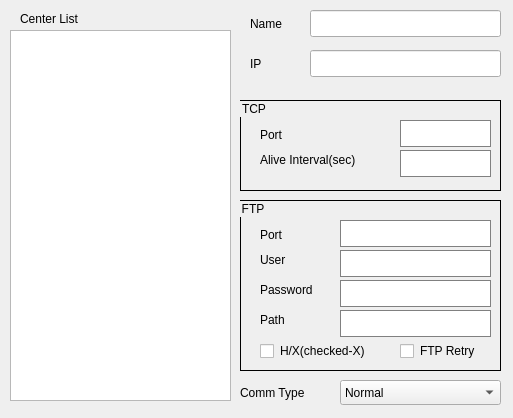
Before: the Qt Designer form centerdlg.ui in ksyoon70/LLPR_EX_FTPClient, drawn with Qt 5.
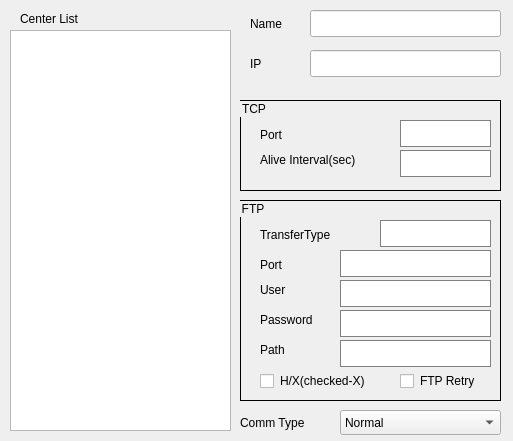
After: the same form once the commit is applied.

Commit message: 수정 [M022] SFTP_MERGE -  sftp 관련 코드 추가 -  ui 추가 (SFTP, FTP 선택 가능하게)

Patch:
```diff
--- a/centerdlg.ui
+++ b/centerdlg.ui
@@ -7,7 +7,7 @@
     <x>0</x>
     <y>0</y>
     <width>513</width>
-    <height>418</height>
+    <height>441</height>
    </rect>
   </property>
   <property name="windowTitle">
@@ -29,7 +29,7 @@
      <x>10</x>
      <y>30</y>
      <width>221</width>
-     <height>371</height>
+     <height>401</height>
     </rect>
    </property>
   </widget>
@@ -153,7 +153,7 @@
      <x>240</x>
      <y>200</y>
      <width>261</width>
-     <height>171</height>
+     <height>201</height>
     </rect>
    </property>
    <property name="styleSheet">
@@ -166,7 +166,7 @@
     <property name="geometry">
      <rect>
       <x>20</x>
-      <y>50</y>
+      <y>80</y>
       <width>71</width>
       <height>20</height>
      </rect>
@@ -183,7 +183,7 @@
     <property name="geometry">
      <rect>
       <x>100</x>
-      <y>50</y>
+      <y>80</y>
       <width>151</width>
       <height>27</height>
      </rect>
@@ -197,7 +197,7 @@
     <property name="geometry">
      <rect>
       <x>100</x>
-      <y>20</y>
+      <y>50</y>
       <width>151</width>
       <height>27</height>
      </rect>
@@ -211,7 +211,7 @@
     <property name="geometry">
      <rect>
       <x>20</x>
-      <y>25</y>
+      <y>55</y>
       <width>71</width>
       <height>20</height>
      </rect>
@@ -228,7 +228,7 @@
     <property name="geometry">
      <rect>
       <x>20</x>
-      <y>80</y>
+      <y>110</y>
       <width>71</width>
       <height>20</height>
      </rect>
@@ -245,7 +245,7 @@
     <property name="geometry">
      <rect>
       <x>100</x>
-      <y>80</y>
+      <y>110</y>
       <width>151</width>
       <height>27</height>
      </rect>
@@ -259,7 +259,7 @@
     <property name="geometry">
      <rect>
       <x>20</x>
-      <y>110</y>
+      <y>140</y>
       <width>71</width>
       <height>20</height>
      </rect>
@@ -276,7 +276,7 @@
     <property name="geometry">
      <rect>
       <x>100</x>
-      <y>110</y>
+      <y>140</y>
       <width>151</width>
       <height>27</height>
      </rect>
@@ -290,7 +290,7 @@
     <property name="geometry">
      <rect>
       <x>20</x>
-      <y>140</y>
+      <y>170</y>
       <width>131</width>
       <height>22</height>
      </rect>
@@ -306,7 +306,7 @@
     <property name="geometry">
      <rect>
       <x>160</x>
-      <y>140</y>
+      <y>170</y>
       <width>91</width>
       <height>22</height>
      </rect>
@@ -318,6 +318,37 @@
      <string>FTP Retry</string>
     </property>
    </widget>
+   <widget class="QLabel" name="label_66">
+    <property name="geometry">
+     <rect>
+      <x>20</x>
+      <y>25</y>
+      <width>91</width>
+      <height>20</height>
+     </rect>
+    </property>
+    <property name="styleSheet">
+     <string notr="true">border: 1px;
+</string>
+    </property>
+    <property name="text">
+     <string>TransferType</string>
+    </property>
+   </widget>
+   <widget class="QLineEdit" name="leTransferType">
+    <property name="geometry">
+     <rect>
+      <x>140</x>
+      <y>20</y>
+      <width>111</width>
+      <height>27</height>
+     </rect>
+    </property>
+    <property name="styleSheet">
+     <string notr="true">border: 1px solid gray;
+</string>
+    </property>
+   </widget>
   </widget>
   <widget class="QLabel" name="label_3">
    <property name="geometry">
@@ -336,7 +367,7 @@
    <property name="geometry">
     <rect>
      <x>240</x>
-     <y>380</y>
+     <y>410</y>
      <width>101</width>
      <height>25</height>
     </rect>
@@ -349,7 +380,7 @@
    <property name="geometry">
     <rect>
      <x>340</x>
-     <y>380</y>
+     <y>410</y>
      <width>161</width>
      <height>25</height>
     </rect>
```
The commit also changes 5 other files.
